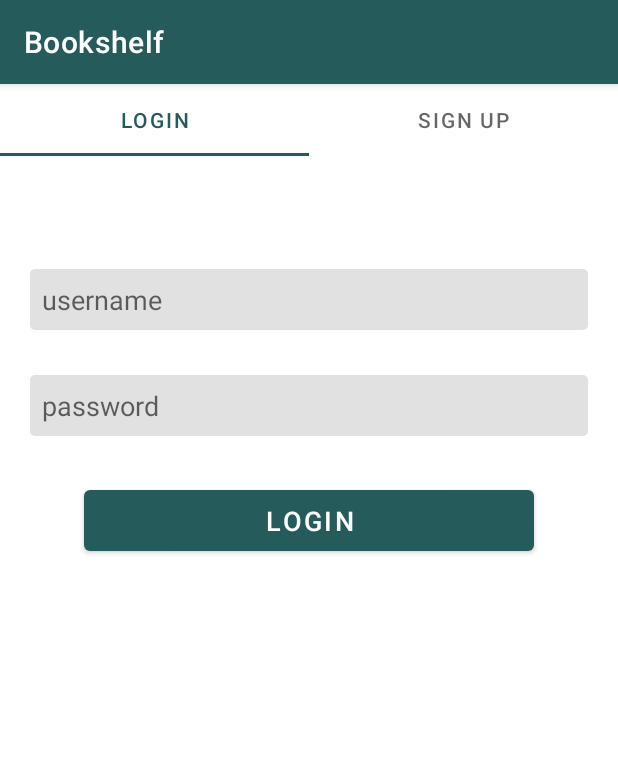
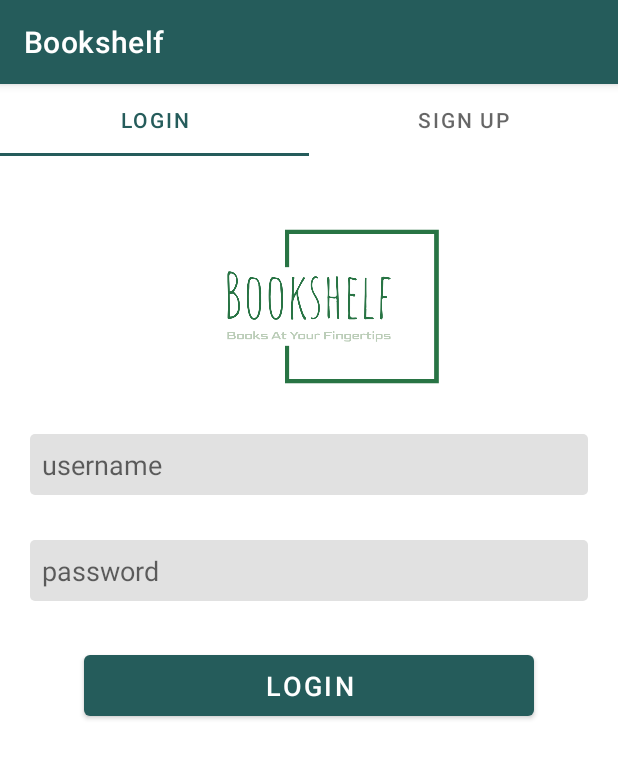
Before and after one commit to Negarnbkhti42/mobile-programming-HW2, an Android app: the screen it shows after launch (MainActivity), on a phone screen of 412 x 824 dp. Shown: the top 759 px of the screen. Run offline under Robolectric (Android 15) with nearby library versions, the phone set to English and light mode, and no system bars.

Commit message:
Add logo to registration page

```diff
--- a/app/src/main/res/layout/fragment_login.xml
+++ b/app/src/main/res/layout/fragment_login.xml
@@ -11,6 +11,12 @@
         android:orientation="vertical"
         android:layout_marginTop="20dp"
         android:padding="20dp">
+
+        <ImageView
+            android:layout_width="match_parent"
+            android:layout_height="110dp"
+            android:src="@drawable/bookshelf_low_resolution_logo"
+            android:contentDescription="@string/app_name"/>
 
 
         <EditText
--- a/app/src/main/res/layout/fragment_signup_tab.xml
+++ b/app/src/main/res/layout/fragment_signup_tab.xml
@@ -11,6 +11,12 @@
         android:orientation="vertical"
         android:layout_marginTop="20dp"
         android:padding="20dp">
+
+        <ImageView
+            android:layout_width="match_parent"
+            android:layout_height="110dp"
+            android:src="@drawable/bookshelf_low_resolution_logo"
+            android:contentDescription="@string/app_name"/>
 
 
         <EditText
```
Also changed, not shown: app/src/main/res/values/strings.xml (+1 -13 lines).
